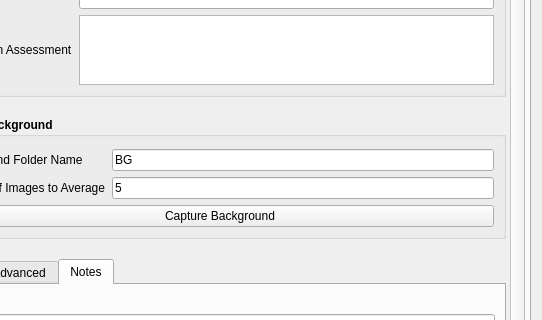
First picture: the form in recOrder/plugin/gui.ui, repository mehta-lab/waveorder, before the edit; both pictures show x 88 to 630 and y 588 to 908 of the 630 by 1165 pixel window.
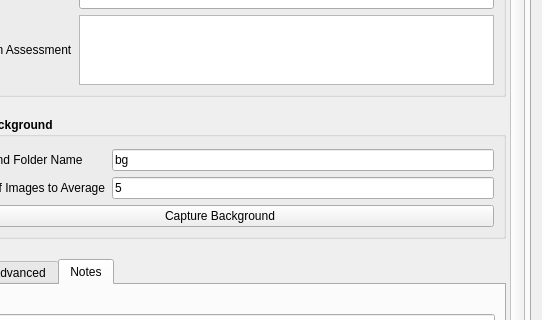
Second picture: the form after the edit. Custom widgets are drawn as their Qt base class.

Patch:
```diff
--- a/recOrder/plugin/gui.ui
+++ b/recOrder/plugin/gui.ui
@@ -920,7 +920,7 @@
                  </font>
                 </property>
                 <property name="text">
-                 <string>BG</string>
+                 <string>bg</string>
                 </property>
                </widget>
               </item>
```
